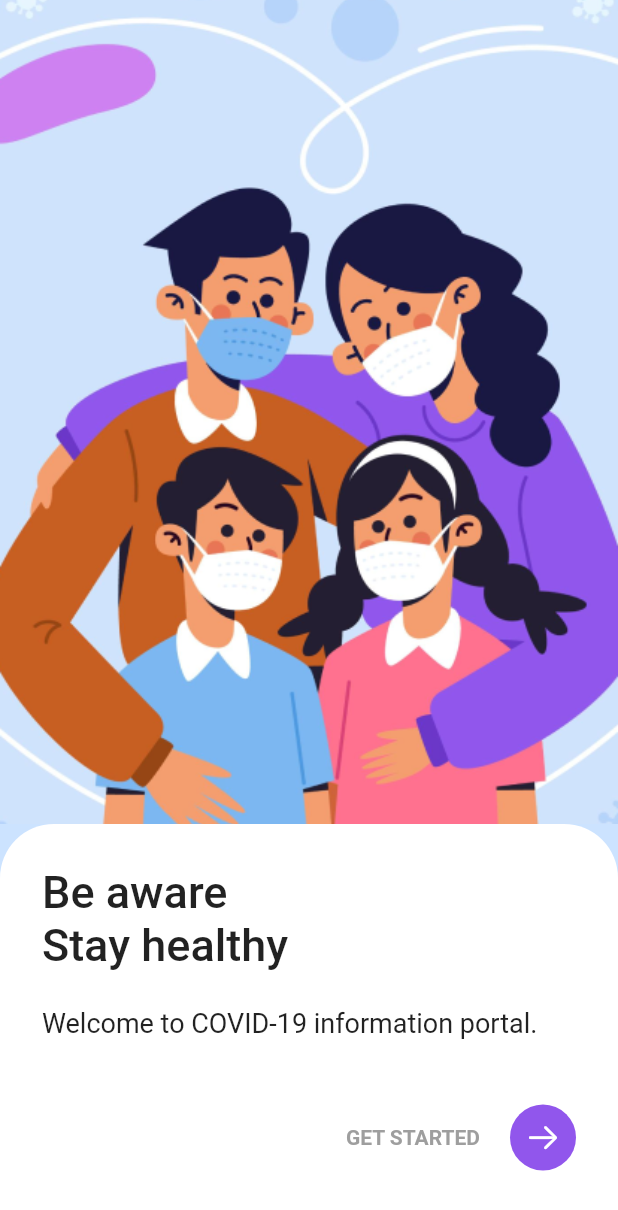
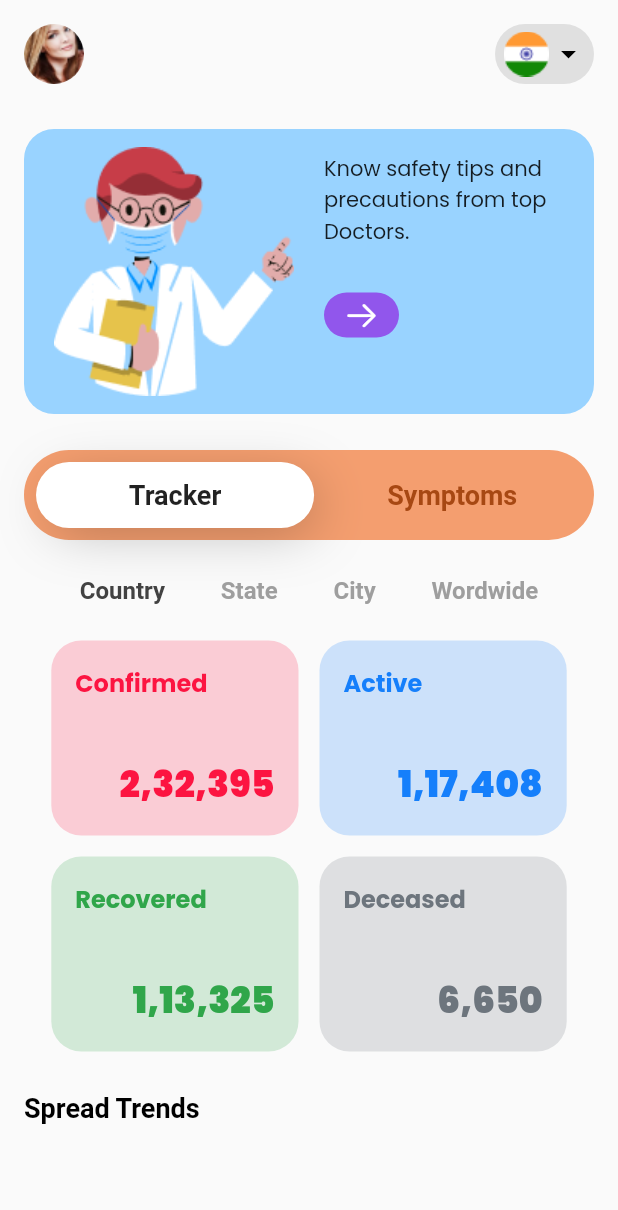
Before and after one commit to ManoVikram/COVID19-Cases-App, a Flutter app: the screen it shows after launch, after a tap on an icon or button, on a phone screen of 412 x 824 dp. Shown: the top 1210 px of the screen. Run offline on Flutter 3.47's test engine with Material 2 defaults, Android fonts, the phone set to English and light mode, and no system bars; our stand-ins replace google_fonts; Roboto replaces fonts that are missing (Questrial).

Commit message:
Basic UI for the Home Screen is done except the bar chart

```diff
--- /dev/null
+++ b/lib/screens/homeScreen.dart
@@ -0,0 +1,274 @@
+import 'package:flutter/cupertino.dart';
+import 'package:flutter/material.dart';
+import 'package:google_fonts/google_fonts.dart';
+
+import '../widgets/dataContainer.dart';
+
+class HomeScreen extends StatelessWidget {
+  @override
+  Widget build(BuildContext context) {
+    final Size size = MediaQuery.of(context).size;
+
+    return Scaffold(
+      body: SafeArea(
+        child: SingleChildScrollView(
+          physics: BouncingScrollPhysics(),
+          child: Padding(
+            padding: const EdgeInsets.all(16.0),
+            child: Column(
+              children: [
+                Row(
+                  mainAxisAlignment: MainAxisAlignment.spaceBetween,
+                  children: [
+                    Container(
+                      height: 40.0,
+                      width: 40.0,
+                      decoration: BoxDecoration(
+                        shape: BoxShape.circle,
+                        image: DecorationImage(
+                          image: AssetImage("assets/images/User.png"),
+                          fit: BoxFit.cover,
+                        ),
+                      ),
+                    ),
+                    Container(
+                      height: 40.0,
+                      width: 66.0,
+                      padding: EdgeInsets.all(5.0),
+                      decoration: BoxDecoration(
+                        borderRadius: BorderRadius.circular(24.0),
+                        color: Colors.grey[300],
+                      ),
+                      child: Row(
+                        children: [
+                          Container(
+                            height: 32.0,
+                            width: 32.0,
+                            decoration: BoxDecoration(
+                              image: DecorationImage(
+                                image: AssetImage("assets/images/India.png"),
+                              ),
+                            ),
+                          ),
+                          Icon(
+                            Icons.arrow_drop_down,
+                            color: Colors.black,
+                          ),
+                        ],
+                      ),
+                    ),
+                  ],
+                ),
+                SizedBox(
+                  height: 30.0,
+                ),
+                Container(
+                  height: 190.0,
+                  width: double.infinity,
+                  padding: EdgeInsets.symmetric(horizontal: 20.0),
+                  decoration: BoxDecoration(
+                    borderRadius: BorderRadius.circular(20.0),
+                    color: Color(0xFF99D3FF),
+                  ),
+                  child: Row(
+                    children: [
+                      Expanded(
+                        child: Image.asset(
+                          "assets/images/Doctor.png",
+                          fit: BoxFit.cover,
+                        ),
+                      ),
+                      SizedBox(
+                        width: 20.0,
+                      ),
+                      Expanded(
+                        child: Padding(
+                          padding: const EdgeInsets.symmetric(vertical: 16.0),
+                          child: Column(
+                            crossAxisAlignment: CrossAxisAlignment.start,
+                            children: [
+                              Text(
+                                "Know safety tips and precautions from top Doctors.",
+                                style: TextStyle(
+                                  fontFamily: GoogleFonts.poppins().fontFamily,
+                                ),
+                              ),
+                              SizedBox(
+                                height: 30.0,
+                              ),
+                              Container(
+                                height: 30.0,
+                                width: 50.0,
+                                decoration: BoxDecoration(
+                                  borderRadius: BorderRadius.circular(16.0),
+                                  color: Color(0xFF9156EC),
+                                ),
+                                child: Icon(
+                                  CupertinoIcons.arrow_right,
+                                  color: Colors.white,
+                                ),
+                              ),
+                            ],
+                          ),
+                        ),
+                      ),
+                    ],
+                  ),
+                ),
+                SizedBox(
+                  height: 24.0,
+                ),
+                Container(
+                  height: 60.0,
+                  width: 380.0,
+                  padding: EdgeInsets.all(8.0),
+                  decoration: BoxDecoration(
+                    borderRadius: BorderRadius.circular(40.0),
+                    color: Color(0xFFF49E6F),
+                  ),
+                  child: Row(
+                    children: [
+                      Container(
+                        height: double.infinity,
+                        width: size.width * 0.45,
+                        decoration: BoxDecoration(
+                          color: Colors.white,
+                          borderRadius: BorderRadius.circular(40.0),
+                          boxShadow: [
+                            BoxShadow(
+                              color: Colors.black26,
+                              offset: Offset(5, 7),
+                              blurRadius: 30.0,
+                              spreadRadius: -5.0,
+                            ),
+                          ],
+                        ),
+                        child: Center(
+                          child: Text(
+                            "Tracker",
+                            style: TextStyle(
+                              fontSize: 18.0,
+                              fontWeight: FontWeight.bold,
+                            ),
+                          ),
+                        ),
+                      ),
+                      SizedBox(
+                        width: 20.0,
+                      ),
+                      Container(
+                        height: 60.0,
+                        width: size.width * 0.35,
+                        child: Center(
+                          child: Text(
+                            "Symptoms",
+                            style: TextStyle(
+                              fontSize: 18.0,
+                              fontWeight: FontWeight.bold,
+                              color: Color(0xFFA74813),
+                            ),
+                          ),
+                        ),
+                      ),
+                    ],
+                  ),
+                ),
+                SizedBox(
+                  height: 24.0,
+                ),
+                Row(
+                  mainAxisAlignment: MainAxisAlignment.spaceEvenly,
+                  children: [
+                    Text(
+                      "Country",
+                      style: TextStyle(
+                        fontSize: 16.0,
+                        fontWeight: FontWeight.bold,
+                        color: Colors.grey[800],
+                      ),
+                    ),
+                    Text(
+                      "State",
+                      style: TextStyle(
+                        fontSize: 16.0,
+                        fontWeight: FontWeight.bold,
+                        color: Colors.grey,
+                      ),
+                    ),
+                    Text(
+                      "City",
+                      style: TextStyle(
+                        fontSize: 16.0,
+                        fontWeight: FontWeight.bold,
+                        color: Colors.grey,
+                      ),
+                    ),
+                    Text(
+                      "Wordwide",
+                      style: TextStyle(
+                        fontSize: 16.0,
+                        fontWeight: FontWeight.bold,
+                        color: Colors.grey,
+                      ),
+                    ),
+                  ],
+                ),
+                SizedBox(
+                  height: 24.0,
+                ),
+                Wrap(
+                  spacing: 14.0,
+                  runSpacing: 14.0,
+                  children: [
+                    DataContainer(
+                      size: size,
+                      title: "Confirmed",
+                      number: "2,32,395",
+                      color: Color(0xFFFC1441),
+                    ),
+                    DataContainer(
+                      size: size,
+                      title: "Active",
+                      number: "1,17,408",
+                      color: Color(0xFF157FFB),
+                    ),
+                    DataContainer(
+                      size: size,
+                      title: "Recovered",
+                      number: "1,13,325",
+                      color: Color(0xFF30A64A),
+                    ),
+                    DataContainer(
+                      size: size,
+                      title: "Deceased",
+                      number: "6,650",
+                      color: Color(0xFF6D757D),
+                    ),
+                  ],
+                ),
+                SizedBox(
+                  height: 24.0,
+                ),
+                Align(
+                  alignment: Alignment.centerLeft,
+                  child: Text(
+                    "Spread Trends",
+                    style: TextStyle(
+                      fontSize: 18.0,
+                      fontWeight: FontWeight.bold,
+                      color: Colors.black,
+                    ),
+                  ),
+                ),
+                SizedBox(
+                  height: 20.0,
+                ),
+                // TODO: Bar Chart code here
+              ],
+            ),
+          ),
+        ),
+      ),
+    );
+  }
+}
--- a/lib/screens/welcomeScreen.dart
+++ b/lib/screens/welcomeScreen.dart
@@ -1,5 +1,7 @@
 import 'package:flutter/cupertino.dart';
 import 'package:flutter/material.dart';
+
+import './homeScreen.dart';
 
 class WelcomeScreen extends StatelessWidget {
   @override
@@ -67,7 +69,13 @@ class WelcomeScreen extends StatelessWidget {
                         width: 20.0,
                       ),
                       InkWell(
-                        onTap: () {},
+                        onTap: () {
+                          Navigator.of(context).push(
+                            MaterialPageRoute(
+                              builder: (_) => HomeScreen(),
+                            ),
+                          );
+                        },
                         child: Container(
                           height: 44.0,
                           width: 44.0,
--- /dev/null
+++ b/lib/widgets/dataContainer.dart
@@ -0,0 +1,58 @@
+import 'package:flutter/material.dart';
+import 'package:google_fonts/google_fonts.dart';
+
+class DataContainer extends StatelessWidget {
+  final String title;
+  final String number;
+  final Color color;
+
+  const DataContainer({
+    Key? key,
+    required this.size,
+    required this.title,
+    required this.number,
+    required this.color,
+  }) : super(key: key);
+
+  final Size size;
+
+  @override
+  Widget build(BuildContext context) {
+    return Container(
+      height: 130,
+      width: size.width * 0.4,
+      padding: EdgeInsets.all(16.0),
+      decoration: BoxDecoration(
+        borderRadius: BorderRadius.circular(20.0),
+        color: color.withOpacity(0.2),
+      ),
+      child: Column(
+        crossAxisAlignment: CrossAxisAlignment.start,
+        children: [
+          Text(
+            title,
+            style: TextStyle(
+              fontFamily: GoogleFonts.poppins().fontFamily,
+              fontWeight: FontWeight.bold,
+              fontSize: 16.0,
+              color: color,
+            ),
+          ),
+          Spacer(),
+          Align(
+            alignment: Alignment.centerRight,
+            child: Text(
+              number,
+              style: TextStyle(
+                fontFamily: GoogleFonts.poppins().fontFamily,
+                fontWeight: FontWeight.w900,
+                fontSize: 24.0,
+                color: color,
+              ),
+            ),
+          ),
+        ],
+      ),
+    );
+  }
+}
```
Also changed, not shown: assets/images/India.png (added), assets/images/User.png (added).
